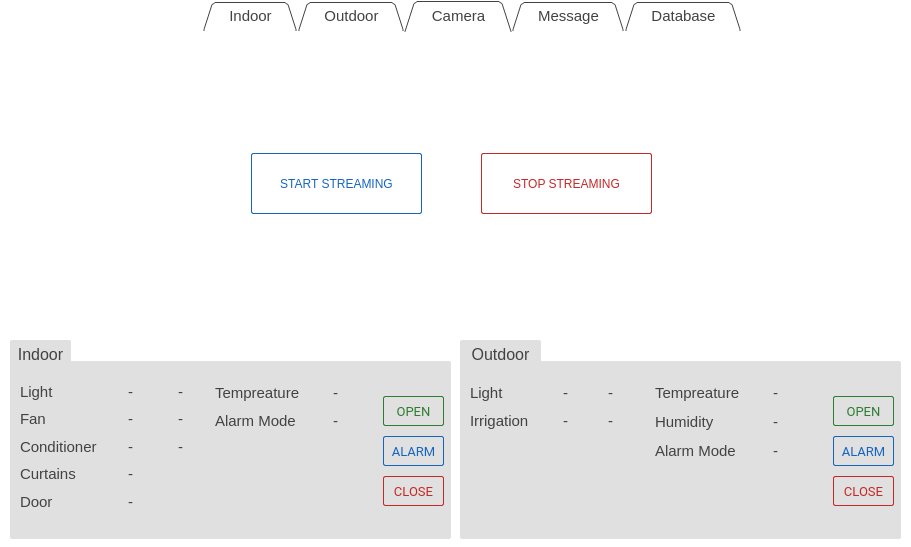
Qt form src/main.ui (xiang1030/kontrol) before a commit.
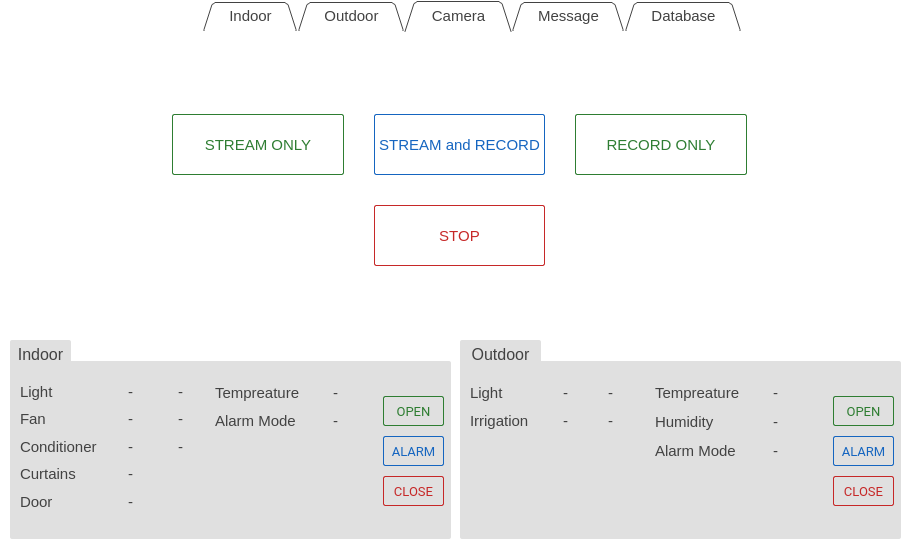
The same form after that commit. The open tabs and pages were chosen to show the change. Icons and pictures are not drawn.

Commit message:
Add stream and record options & cleanup code
Add stream and record options
- Stream only
- Record only
- Stream and Record

```diff
--- a/src/main.ui
+++ b/src/main.ui
@@ -1587,17 +1587,72 @@
      <attribute name="title">
       <string>Camera</string>
      </attribute>
-     <widget class="QPushButton" name="start_stream_button">
+     <widget class="QWidget" name="">
       <property name="geometry">
        <rect>
-        <x>250</x>
-        <y>120</y>
-        <width>171</width>
-        <height>61</height>
+        <x>171</x>
+        <y>81</y>
+        <width>575</width>
+        <height>154</height>
        </rect>
       </property>
-      <property name="styleSheet">
-       <string notr="true">QPushButton{
+      <layout class="QGridLayout" name="gridLayout">
+       <property name="spacing">
+        <number>30</number>
+       </property>
+       <item row="0" column="0">
+        <widget class="QPushButton" name="stream_button">
+         <property name="minimumSize">
+          <size>
+           <width>171</width>
+           <height>61</height>
+          </size>
+         </property>
+         <property name="font">
+          <font>
+           <pointsize>11</pointsize>
+          </font>
+         </property>
+         <property name="styleSheet">
+          <string notr="true">QPushButton{
+  background-color: transparent;
+  border-radius: 2px;
+  border: 1px solid #2E7D32;
+  color: #2E7D32;
+}
+
+QPushButton:hover {
+  background: #66BB6A;
+  border-width: 0px;
+  color: #ffffff;
+}
+
+QPushButton:pressed {
+  background: #81C784;
+  border-width: 0px;
+  color: #ffffff;
+}</string>
+         </property>
+         <property name="text">
+          <string>STREAM ONLY</string>
+         </property>
+        </widget>
+       </item>
+       <item row="0" column="1">
+        <widget class="QPushButton" name="stream_record_button">
+         <property name="minimumSize">
+          <size>
+           <width>171</width>
+           <height>61</height>
+          </size>
+         </property>
+         <property name="font">
+          <font>
+           <pointsize>11</pointsize>
+          </font>
+         </property>
+         <property name="styleSheet">
+          <string notr="true">QPushButton{
   background: transparent;
   border-radius: 2px;
   border: 1px solid #1565C0;
@@ -1615,22 +1670,65 @@
   border-width: 0px;
   color: #ffffff;
 }</string>
-      </property>
-      <property name="text">
-       <string>START STREAMING</string>
-      </property>
-     </widget>
-     <widget class="QPushButton" name="stop_stream_button">
-      <property name="geometry">
-       <rect>
-        <x>480</x>
-        <y>120</y>
-        <width>171</width>
-        <height>61</height>
-       </rect>
-      </property>
-      <property name="styleSheet">
-       <string notr="true">QPushButton{
+         </property>
+         <property name="text">
+          <string>STREAM and RECORD</string>
+         </property>
+        </widget>
+       </item>
+       <item row="0" column="2">
+        <widget class="QPushButton" name="record_button">
+         <property name="minimumSize">
+          <size>
+           <width>171</width>
+           <height>61</height>
+          </size>
+         </property>
+         <property name="font">
+          <font>
+           <pointsize>11</pointsize>
+          </font>
+         </property>
+         <property name="styleSheet">
+          <string notr="true">QPushButton{
+  background-color: transparent;
+  border-radius: 2px;
+  border: 1px solid #2E7D32;
+  color: #2E7D32;
+}
+
+QPushButton:hover {
+  background: #66BB6A;
+  border-width: 0px;
+  color: #ffffff;
+}
+
+QPushButton:pressed {
+  background: #81C784;
+  border-width: 0px;
+  color: #ffffff;
+}</string>
+         </property>
+         <property name="text">
+          <string>RECORD ONLY</string>
+         </property>
+        </widget>
+       </item>
+       <item row="1" column="1">
+        <widget class="QPushButton" name="stop_camera_button">
+         <property name="minimumSize">
+          <size>
+           <width>171</width>
+           <height>61</height>
+          </size>
+         </property>
+         <property name="font">
+          <font>
+           <pointsize>11</pointsize>
+          </font>
+         </property>
+         <property name="styleSheet">
+          <string notr="true">QPushButton{
   background: transparent;
   border-radius: 2px;
   border: 1px solid #C62828;
@@ -1648,10 +1746,13 @@
   border-width: 0px;
   color: #ffffff;
 }</string>
-      </property>
-      <property name="text">
-       <string>STOP STREAMING</string>
-      </property>
+         </property>
+         <property name="text">
+          <string>STOP</string>
+         </property>
+        </widget>
+       </item>
+      </layout>
      </widget>
     </widget>
     <widget class="QWidget" name="tab_message">
```
The commit also changes 4 other files.
